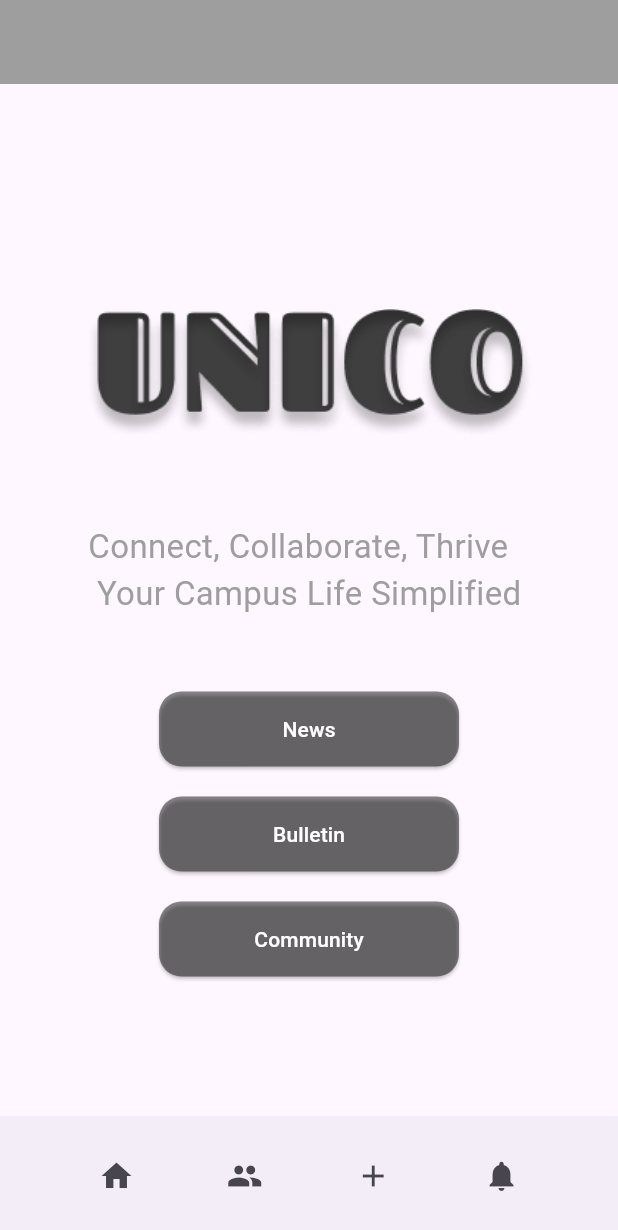
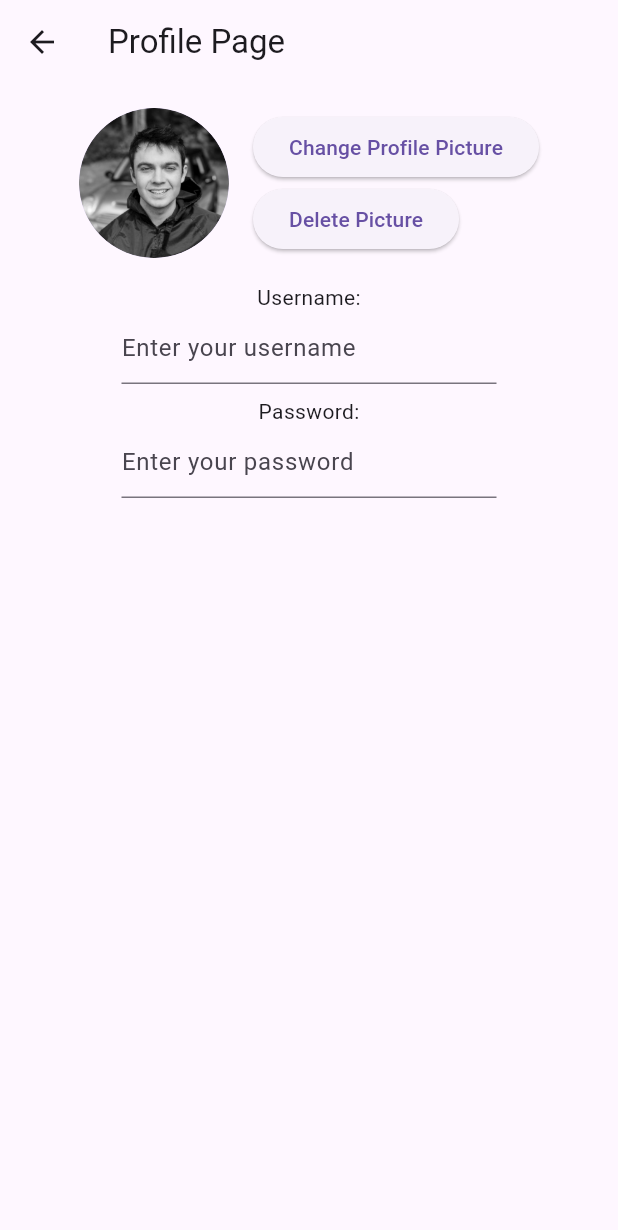
Before and after one commit to mericex/FlutterApp-UNICO, a Flutter app: the screen it shows after launch, after a tap on the "people" icon, on a phone screen of 412 x 824 dp. Shown: the top 1230 px of the screen. Run offline on Flutter 3.47's test engine with Material 3 defaults, Android fonts, the phone set to English and light mode, and no system bars.

Commit message:
profile page addition

```diff
--- a/lib/main.dart
+++ b/lib/main.dart
@@ -1,5 +1,6 @@
 import 'package:flutter/material.dart';
 import 'dart:math';
+import 'profile_page.dart';
 
 void main() {
   runApp(MyApp());
@@ -123,7 +124,10 @@ class HomePage extends StatelessWidget {
             ),
             IconButton(
               onPressed: () {
-                print('Network');
+                Navigator.push(
+                  context,
+                  MaterialPageRoute(builder: (context) => ProfilePage()),
+                );
               },
               icon: Icon(Icons.people),
             ),
--- /dev/null
+++ b/lib/profile_page.dart
@@ -0,0 +1,72 @@
+import 'package:flutter/material.dart';
+
+class ProfilePage extends StatelessWidget {
+  @override
+  Widget build(BuildContext context) {
+    return Scaffold(
+      appBar: AppBar(
+        title: Text('Profile Page'),
+      ),
+      body: Padding(
+        padding: const EdgeInsets.all(16.0),
+        child: Column(
+          crossAxisAlignment: CrossAxisAlignment.center,
+          children: [
+            Row(
+              mainAxisAlignment: MainAxisAlignment.center,
+              children: [
+                CircleAvatar(
+                  radius: 50,
+                  backgroundImage: AssetImage(
+                      'assets/images/profile_pic.png'), // Updated image path
+                ),
+                SizedBox(width: 16),
+                Column(
+                  crossAxisAlignment: CrossAxisAlignment.start,
+                  children: [
+                    ElevatedButton(
+                      onPressed: () {
+                        // Navigate to the change picture page
+                        // You can implement the navigation logic here
+                      },
+                      child: Text('Change Profile Picture'),
+                    ),
+                    ElevatedButton(
+                      onPressed: () {
+                        // Implement logic to delete the picture
+                      },
+                      child: Text('Delete Picture'),
+                    ),
+                  ],
+                ),
+              ],
+            ),
+            SizedBox(height: 16),
+            // Text input for username
+            Text('Username:'),
+            SizedBox(
+              width: 250,
+              child: TextField(
+                decoration: InputDecoration(
+                  hintText: 'Enter your username',
+                ),
+              ),
+            ),
+            SizedBox(height: 8),
+            // Text input for password
+            Text('Password:'),
+            SizedBox(
+              width: 250,
+              child: TextField(
+                decoration: InputDecoration(
+                  hintText: 'Enter your password',
+                ),
+                obscureText: true,
+              ),
+            ),
+          ],
+        ),
+      ),
+    );
+  }
+}
```
Also changed, not shown: lib/profil_syf_deneme.dart (added, +64 -0 lines), lib/profilePage.dart (added, +67 -0 lines), assets/images/profile_pic.png (added).
